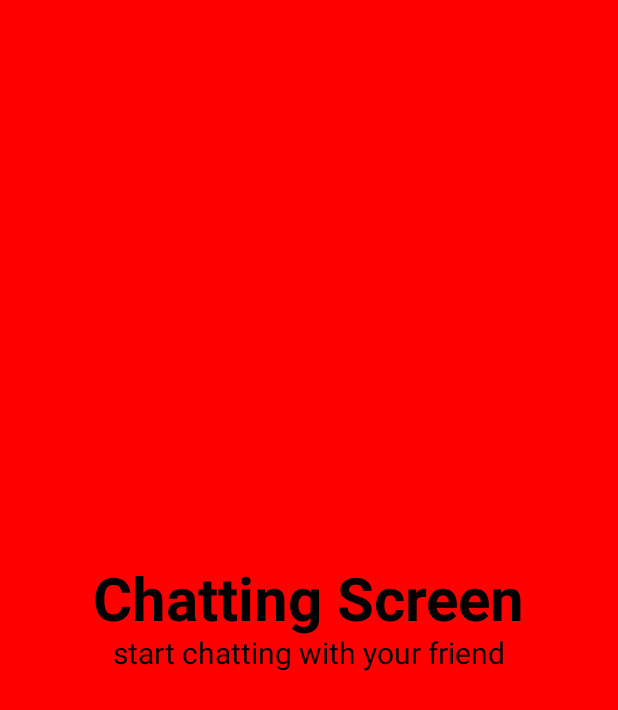
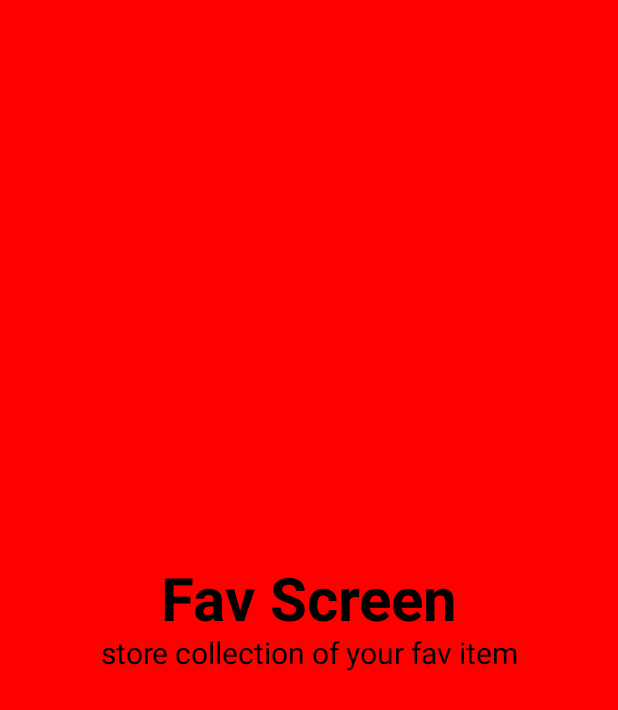
Before and after one commit to DeveloperRahnuma/BottomNavigationWithBadgeInJetpackCompose, an Android app built with Jetpack Compose: the composable FavScreen shown on its own in the app's theme, on a phone screen of 412 x 824 dp. Shown: the top 710 px of the screen. Run offline under Robolectric (Android 15) with nearby library versions, the phone set to English and light mode, and no system bars.

Commit message:
initial commit

```diff
--- a/app/src/main/java/com/jc/bottomnavigationwithbadge/screen/ChattingScreen.kt
+++ b/app/src/main/java/com/jc/bottomnavigationwithbadge/screen/FavScreen.kt
@@ -15,21 +15,21 @@ import androidx.compose.ui.text.font.FontWeight
 import androidx.compose.ui.unit.sp
 
 @Composable
-fun ChattingScreen(){
+fun FavScreen(){
     Box(modifier = Modifier.fillMaxSize(), contentAlignment = Alignment.Center){
         Column(
             modifier = Modifier.fillMaxSize().background(Color.Red),
             horizontalAlignment = Alignment.CenterHorizontally,
             verticalArrangement = Arrangement.Center
         ) {
-            Text(text = "Chatting Screen", style = TextStyle(
+            Text(text = "Fav Screen", style = TextStyle(
                 fontSize = 40.sp,
                 fontWeight = FontWeight.Bold,
                 color = Color.Black
             )
             )
 
-            Text(text = "start chatting with your friend", style = TextStyle(
+            Text(text = "store collection of your fav item", style = TextStyle(
                 fontSize = 20.sp,
                 color = Color.Black
             )
```
